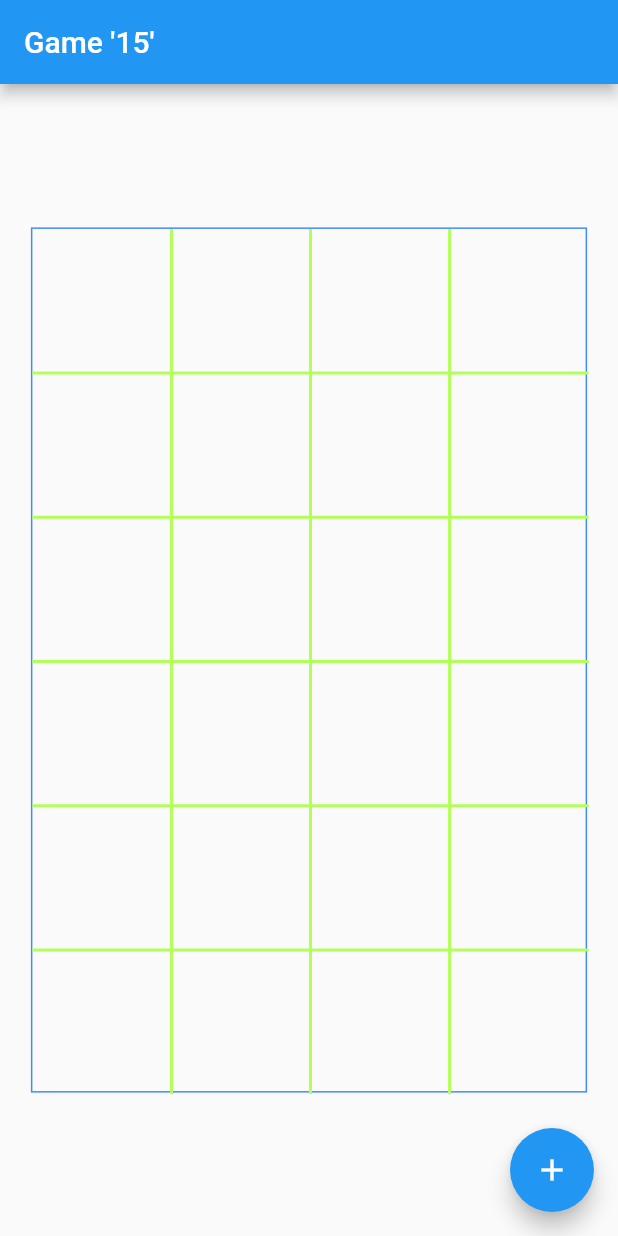
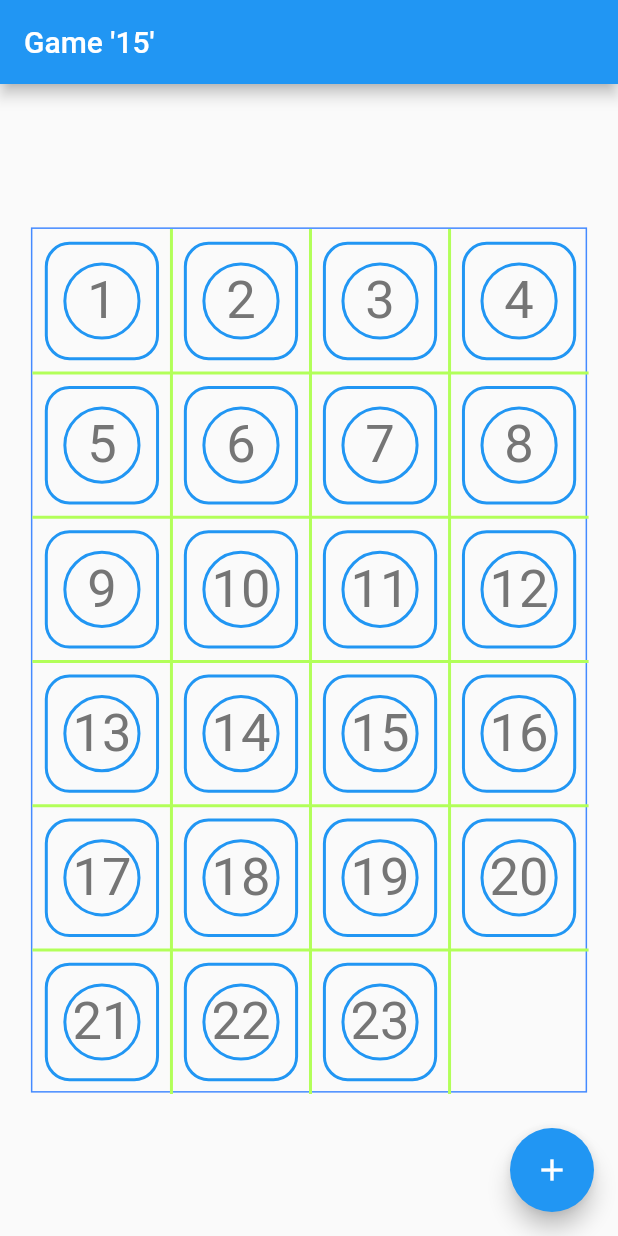
Before and after one commit to taras-rashnik/game-15-flutter, a Flutter app: the screen it shows after launch, on a phone screen of 412 x 824 dp. Run offline on Flutter 3.47's test engine with Material 2 defaults, Android fonts, the phone set to English and light mode, and no system bars.

Commit message:
draw bricks

```diff
--- a/lib/model/cbrick.dart
+++ b/lib/model/cbrick.dart
@@ -1,8 +1,20 @@
+import 'package:game15/model/geometry/cpoint.dart';
+import 'package:game15/model/geometry/csize.dart';
+
 import 'geometry/crect.dart';
 
 class CBrick {
+  final int index;
   final CRect rect;
   final double cornerRadius;
 
-  CBrick({this.rect, this.cornerRadius});
+  CBrick({this.index, this.rect, this.cornerRadius});
+
+  CPoint get center => rect.center;
+
+  CSize get size => rect.size;
+
+  double get width => size.width;
+
+  double get height => size.height;
 }
--- a/lib/model/cfield.dart
+++ b/lib/model/cfield.dart
@@ -1,6 +1,6 @@
+import 'package:game15/model/cbrick.dart';
 
-
-
+import 'geometry/cpoint.dart';
 import 'geometry/crect.dart';
 import 'geometry/csize.dart';
 
@@ -8,8 +8,39 @@ class CField {
   final CRect rect;
   final int cols;
   final int rows;
+  final List<CBrick> bricks;
 
-  CField({this.rect, this.cols, this.rows});
+  CField._({this.rect, this.cols, this.rows, this.bricks});
+
+  CField({this.rect, this.cols, this.rows, int bricksNumber})
+      : this.bricks = _generateBricks(rect, cols, rows, bricksNumber, 0.8);
+
+  static _generateBricks(CRect rect, int cols, int rows, int number, double brickScale) {
+    var cellSize = CSize(
+      width: rect.width / cols,
+      height: rect.height / rows,
+    );
+
+    return List<CBrick>.generate(number, (i) {
+      int col = i % cols;
+      int row = i ~/ cols;
+
+      return CBrick(
+        index: i,
+        rect: CRect(
+          center: CPoint(
+            x: rect.left + col * cellSize.width + cellSize.width / 2,
+            y: rect.top + row * cellSize.height + cellSize.height / 2,
+          ),
+          size: CSize(
+            width: cellSize.width * brickScale,
+            height: cellSize.height * brickScale,
+          ),
+        ),
+        cornerRadius: cellSize.width/6,
+      );
+    });
+  }
 
   CSize get size => rect.size;
 
--- a/lib/model/geometry/crect.dart
+++ b/lib/model/geometry/crect.dart
@@ -1,6 +1,5 @@
 import 'cpoint.dart';
 import 'csize.dart';
-
 
 class CRect {
   final CPoint center;
@@ -15,4 +14,8 @@ class CRect {
   get top => center.y - size.height / 2;
 
   get bottom => center.y + size.height / 2;
+
+  get width => size.width;
+
+  get height => size.height;
 }
```
Also changed, not shown: lib/field_widget.dart (+71 -2 lines).
